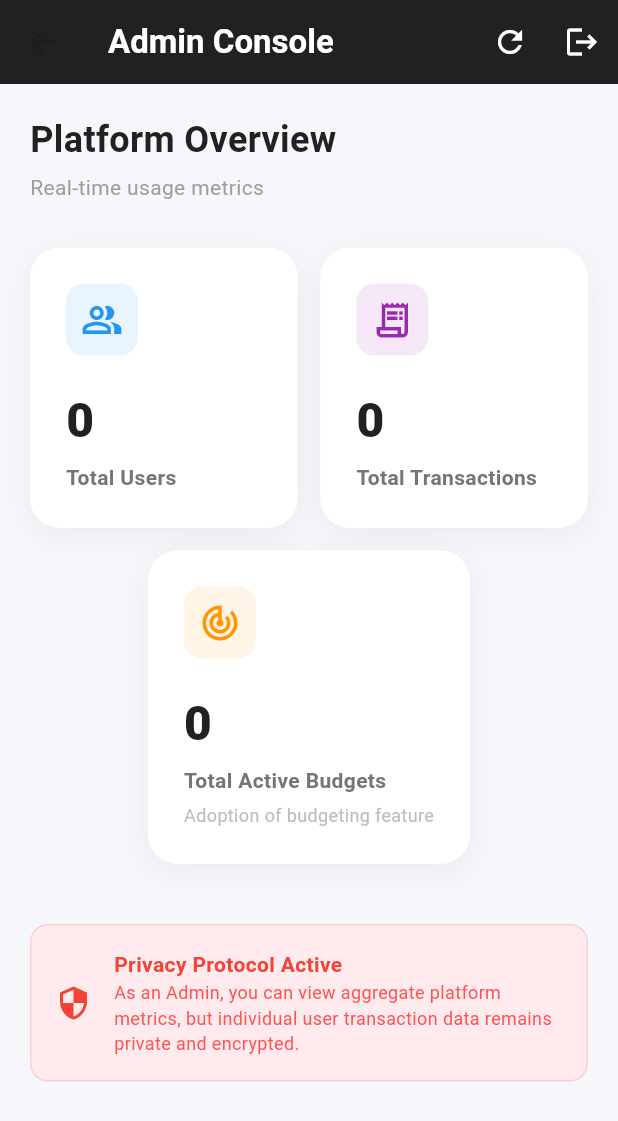
After one commit to Jeeva-21BSR017/ExpenseTracker, a Flutter app: the AdminDashboard screen opened by its route, after a tap on the "refresh" icon, on a phone screen of 412 x 824 dp. The commit adds this screen. Shown: the top 1121 px of the screen. Run offline on Flutter 3.47's test engine with Material 3 defaults, Android fonts, the phone set to English and light mode, and no system bars; our stand-ins replace cloud_firestore, firebase_auth, firebase_core, fl_chart, get, google_sign_in and 2 more; accounts and stored records are empty; network calls fail.

Commit message:
feat(admin_dashboard): implemented Admin dahboard and metrics

```diff
--- /dev/null
+++ b/lib/controllers/admin_controller.dart
@@ -0,0 +1,43 @@
+import 'package:get/get.dart';
+import 'package:cloud_firestore/cloud_firestore.dart';
+
+class AdminController extends GetxController {
+  final FirebaseFirestore _db = FirebaseFirestore.instance;
+
+  var isLoading = true.obs;
+
+  var totalUsers = 0.obs;
+  var totalTransactions = 0.obs;
+  var activeBudgetUsers = 0.obs;
+
+  @override
+  void onInit() {
+    super.onInit();
+    fetchPlatformStats();
+  }
+
+  Future<void> fetchPlatformStats() async {
+    try {
+      isLoading.value = true;
+      AggregateQuerySnapshot userCount = await _db
+          .collection('users')
+          .count()
+          .get();
+      totalUsers.value = userCount.count ?? 0;
+      AggregateQuerySnapshot txCount = await _db
+          .collection('transactions')
+          .count()
+          .get();
+      totalTransactions.value = txCount.count ?? 0;
+      AggregateQuerySnapshot budgetCount = await _db
+          .collection('budgets')
+          .count()
+          .get();
+      activeBudgetUsers.value = budgetCount.count ?? 0;
+    } catch (e) {
+      Get.snackbar("Error", "Could not fetch admin stats: $e");
+    } finally {
+      isLoading.value = false;
+    }
+  }
+}
--- a/lib/main.dart
+++ b/lib/main.dart
@@ -7,6 +7,7 @@ import 'controllers/auth_controller.dart';
 import 'views/auth/login_view.dart';
 import 'views/auth/register_view.dart';
 import 'views/user/user_dashboard.dart';
+import 'views/admin/admin_dashboard.dart'; // <--- 1. Import this
 
 void main() async {
   WidgetsFlutterBinding.ensureInitialized();
@@ -44,10 +45,11 @@ class MyApp extends StatelessWidget {
           name: AppRoutes.userDashboard,
           page: () => const UserDashboard(),
         ),
+
+        // FIX: Use the real AdminDashboard widget here
         GetPage(
           name: AppRoutes.adminDashboard,
-          page: () =>
-              const Scaffold(body: Center(child: Text("Admin Dashboard"))),
+          page: () => const AdminDashboard(),
         ),
       ],
     );
--- /dev/null
+++ b/lib/views/admin/admin_dashboard.dart
@@ -0,0 +1,198 @@
+import 'package:flutter/material.dart';
+import 'package:get/get.dart';
+import '../../controllers/admin_controller.dart';
+import '../../controllers/auth_controller.dart';
+import '../../utils/app_colors.dart';
+
+class AdminDashboard extends StatelessWidget {
+  const AdminDashboard({super.key});
+
+  @override
+  Widget build(BuildContext context) {
+    final AdminController adminController = Get.put(AdminController());
+    final AuthController authController = Get.find();
+
+    return Scaffold(
+      backgroundColor: AppColors.background,
+      appBar: AppBar(
+        backgroundColor: Colors.black87,
+        title: const Text(
+          "Admin Console",
+          style: TextStyle(color: Colors.white, fontWeight: FontWeight.bold),
+        ),
+        actions: [
+          IconButton(
+            icon: const Icon(Icons.refresh, color: Colors.white),
+            onPressed: () => adminController.fetchPlatformStats(),
+          ),
+          IconButton(
+            icon: const Icon(Icons.logout, color: Colors.white),
+            onPressed: () => authController.logout(),
+          ),
+        ],
+      ),
+      body: SingleChildScrollView(
+        padding: const EdgeInsets.all(20),
+        child: Column(
+          crossAxisAlignment: CrossAxisAlignment.start,
+          children: [
+            const Text(
+              "Platform Overview",
+              style: TextStyle(
+                fontSize: 24,
+                fontWeight: FontWeight.bold,
+                color: AppColors.textPrimary,
+              ),
+            ),
+            const SizedBox(height: 5),
+            const Text(
+              "Real-time usage metrics",
+              style: TextStyle(color: Colors.grey),
+            ),
+            const SizedBox(height: 30),
+
+            Obx(() {
+              if (adminController.isLoading.isTrue) {
+                return const Center(child: CircularProgressIndicator());
+              }
+
+              return Column(
+                children: [
+                  Row(
+                    children: [
+                      Expanded(
+                        child: _buildStatCard(
+                          "Total Users",
+                          adminController.totalUsers.value.toString(),
+                          Icons.people_alt_outlined,
+                          Colors.blue,
+                        ),
+                      ),
+                      const SizedBox(width: 15),
+                      Expanded(
+                        child: _buildStatCard(
+                          "Total Transactions",
+                          adminController.totalTransactions.value.toString(),
+                          Icons.receipt_long_outlined,
+                          Colors.purple,
+                        ),
+                      ),
+                    ],
+                  ),
+                  const SizedBox(height: 15),
+
+                  _buildStatCard(
+                    "Total Active Budgets",
+                    adminController.activeBudgetUsers.value.toString(),
+                    Icons.track_changes_outlined,
+                    Colors.orange,
+                    subtitle: "Adoption of budgeting feature",
+                  ),
+                ],
+              );
+            }),
+
+            const SizedBox(height: 40),
+
+            Container(
+              padding: const EdgeInsets.all(16),
+              decoration: BoxDecoration(
+                color: Colors.red.shade50,
+                borderRadius: BorderRadius.circular(12),
+                border: Border.all(color: Colors.red.shade100),
+              ),
+              child: Row(
+                children: [
+                  const Icon(Icons.security, color: Colors.red),
+                  const SizedBox(width: 15),
+                  const Expanded(
+                    child: Column(
+                      crossAxisAlignment: CrossAxisAlignment.start,
+                      children: [
+                        Text(
+                          "Privacy Protocol Active",
+                          style: TextStyle(
+                            fontWeight: FontWeight.bold,
+                            color: Colors.red,
+                          ),
+                        ),
+                        Text(
+                          "As an Admin, you can view aggregate platform metrics, but individual user transaction data remains private and encrypted.",
+                          style: TextStyle(
+                            fontSize: 12,
+                            color: Colors.redAccent,
+                          ),
+                        ),
+                      ],
+                    ),
+                  ),
+                ],
+              ),
+            ),
+          ],
+        ),
+      ),
+    );
+  }
+
+  Widget _buildStatCard(
+    String title,
+    String value,
+    IconData icon,
+    Color color, {
+    String? subtitle,
+  }) {
+    return Container(
+      padding: const EdgeInsets.all(24),
+      decoration: BoxDecoration(
+        color: Colors.white,
+        borderRadius: BorderRadius.circular(20),
+        boxShadow: [
+          BoxShadow(
+            color: Colors.black.withOpacity(0.05),
+            blurRadius: 15,
+            offset: const Offset(0, 5),
+          ),
+        ],
+      ),
+      child: Column(
+        crossAxisAlignment: CrossAxisAlignment.start,
+        children: [
+          Container(
+            padding: const EdgeInsets.all(10),
+            decoration: BoxDecoration(
+              color: color.withOpacity(0.1),
+              borderRadius: BorderRadius.circular(12),
+            ),
+            child: Icon(icon, color: color, size: 28),
+          ),
+          const SizedBox(height: 20),
+          Text(
+            value,
+            style: const TextStyle(
+              fontSize: 32,
+              fontWeight: FontWeight.w900,
+              color: AppColors.textPrimary,
+            ),
+          ),
+          const SizedBox(height: 5),
+          Text(
+            title,
+            style: TextStyle(
+              fontSize: 14,
+              fontWeight: FontWeight.w600,
+              color: Colors.grey[600],
+            ),
+          ),
+          if (subtitle != null) ...[
+            const SizedBox(height: 5),
+            Text(
+              subtitle,
+              style: TextStyle(fontSize: 12, color: Colors.grey[400]),
+            ),
+          ],
+        ],
+      ),
+    );
+  }
+}
```
Also changed, not shown: pubspec.yaml (+17 -0 lines), assets/icon.png (added).
